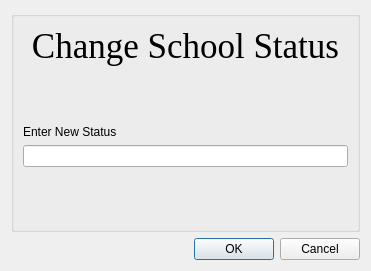
Kalorina/Canteen, file Canteen/Canteen/ChangeStatus.ui: the form before one commit.
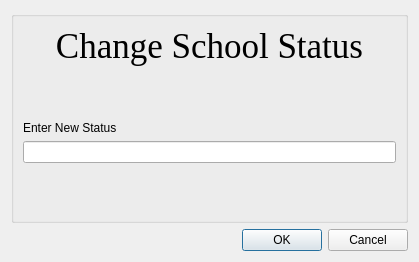
The form after the commit.

```diff
--- a/Canteen/Canteen/ChangeStatus.ui
+++ b/Canteen/Canteen/ChangeStatus.ui
@@ -6,8 +6,8 @@
    <rect>
     <x>0</x>
     <y>0</y>
-    <width>371</width>
-    <height>271</height>
+    <width>419</width>
+    <height>262</height>
    </rect>
   </property>
   <property name="windowTitle">
```
